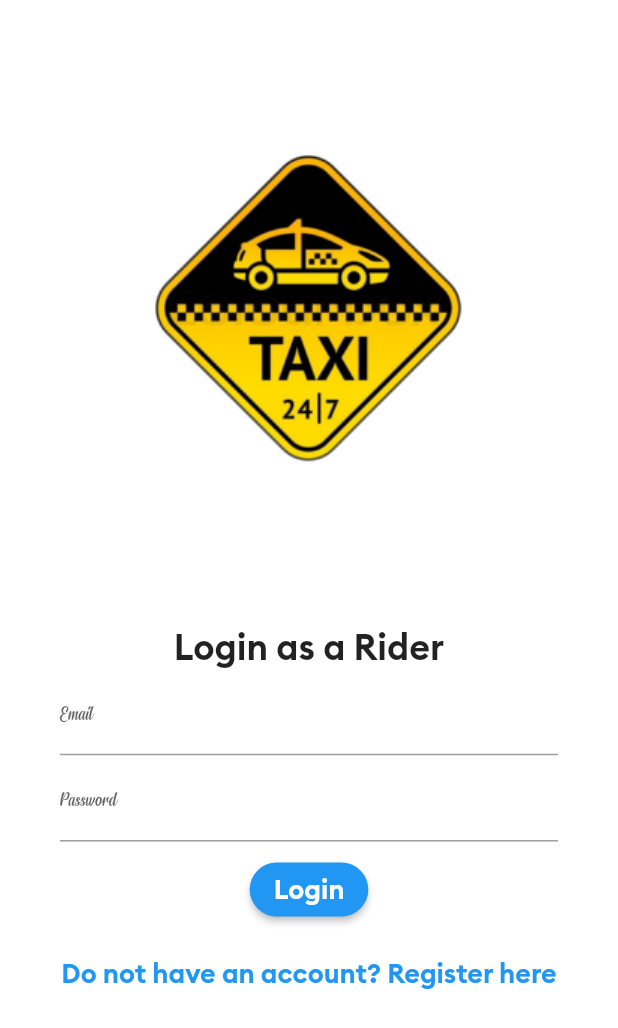
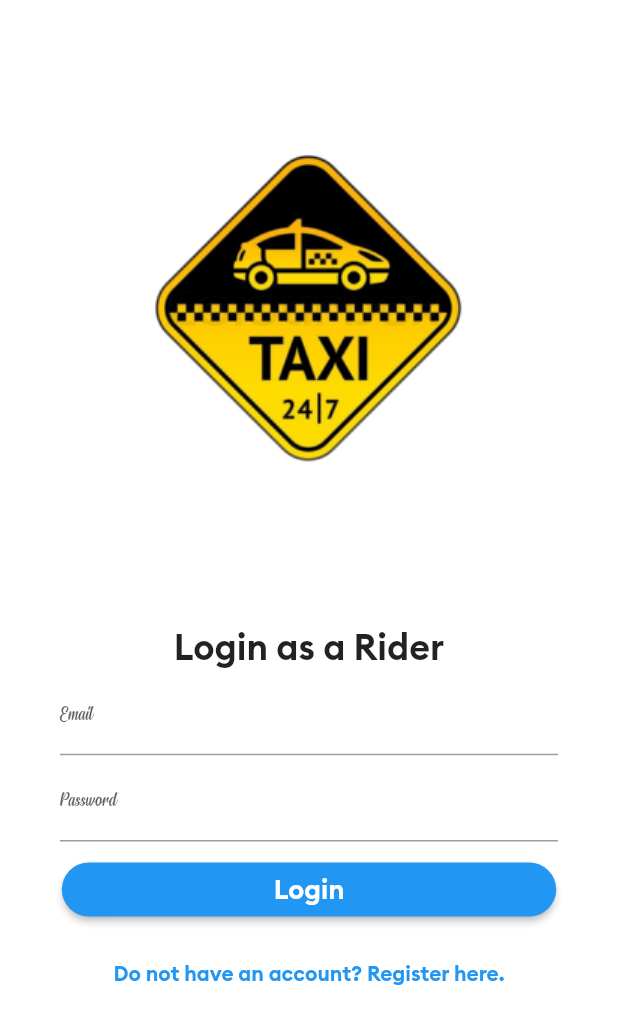
Before and after one commit to willyhystor/uber_app, a Flutter app: the screen it shows after launch, on a phone screen of 412 x 824 dp. Shown: the top 1028 px of the screen. Run offline on Flutter 3.47's test engine with Material 2 defaults, Android fonts, the phone set to English and light mode, and no system bars.

```diff
--- a/lib/screens/login/login_screen.dart
+++ b/lib/screens/login/login_screen.dart
@@ -8,7 +8,8 @@ class LoginScreen extends StatelessWidget {
   Widget build(BuildContext context) {
     return Scaffold(
       backgroundColor: Colors.white,
-      body: Column(
+      body: SingleChildScrollView(
+        child: Column(
           crossAxisAlignment: CrossAxisAlignment.center,
           children: [
             // Logo
@@ -16,8 +17,6 @@ class LoginScreen extends StatelessWidget {
               width: double.infinity,
               child: Image(
                 image: AssetImage(AppAssets.imageLogo),
-              // width: 350,
-              // height: 350,
                 alignment: Alignment.center,
               ),
             ),
@@ -79,7 +78,9 @@ class LoginScreen extends StatelessWidget {
             const SizedBox(height: 8),
 
             // Login Button
-          ElevatedButton(
+            SizedBox(
+              width: MediaQuery.of(context).size.width * 0.8,
+              child: ElevatedButton(
                 onPressed: onLogin,
                 style: ButtonStyle(
                   shape: MaterialStateProperty.resolveWith(
@@ -94,25 +95,23 @@ class LoginScreen extends StatelessWidget {
                   ),
                 ),
               ),
+            ),
             const SizedBox(height: 8),
 
             // Register Button
             TextButton(
-            onPressed: onLogin,
-            style: ButtonStyle(
-              shape: MaterialStateProperty.resolveWith(
-                  (states) => getOutlinedBorder(states)),
-            ),
+              onPressed: onRegister,
               child: const Text(
-              'Do not have an account? Register here',
+                'Do not have an account? Register here.',
                 style: TextStyle(
-                fontSize: 18,
+                  fontSize: 14,
                   fontFamily: "Bolt Semi Bold",
                 ),
               ),
             ),
             const SizedBox(height: 8),
           ],
+        ),
       ),
     );
   }
@@ -126,4 +125,8 @@ class LoginScreen extends StatelessWidget {
   void onLogin() {
     print('login');
   }
+
+  void onRegister() {
+    print('register');
   }
+}
```
Lines whose indentation alone changed are shown as unchanged.
